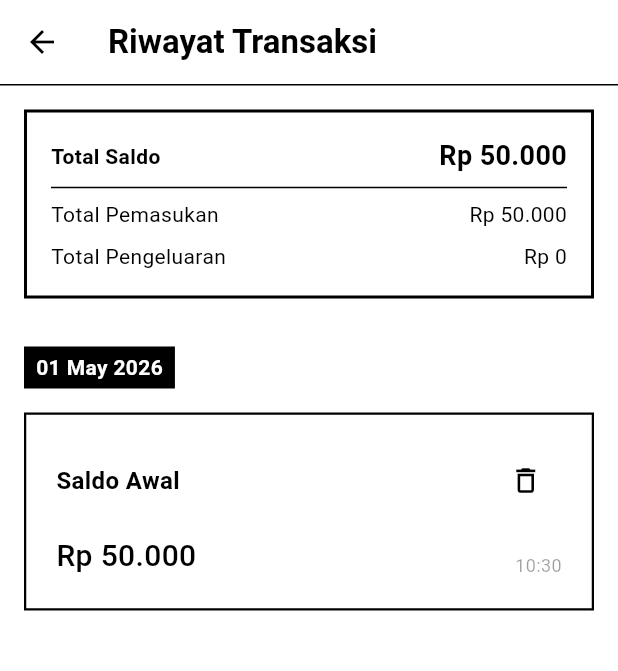
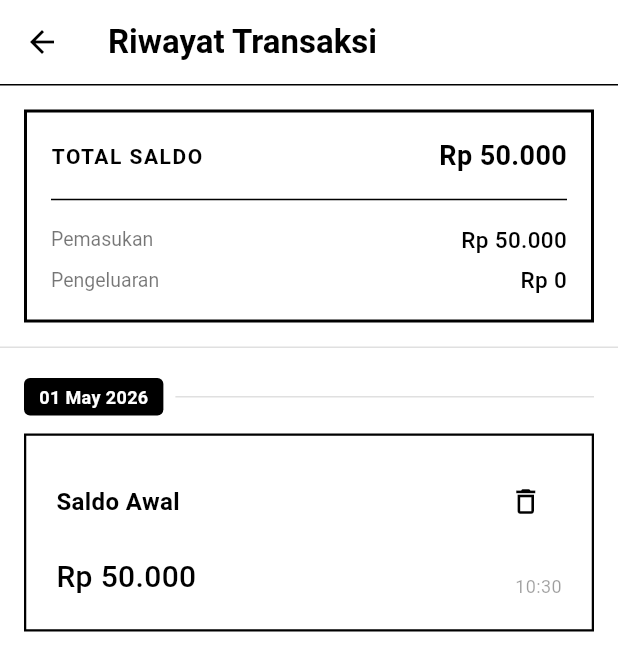
Before and after one commit to hifnikhalid18-lang/Smartkas, a Flutter app: the HistoryScreen screen opened directly, on a phone screen of 412 x 824 dp. Shown: the top 671 px of the screen. Run offline on Flutter 3.47's test engine with Material 3 defaults, Android fonts, the phone set to English and light mode, and no system bars; our stand-ins replace shared_preferences; accounts and stored records are empty.

Commit message:
style: optimize history screen layout and scroll experience

```diff
--- a/lib/screens/history_screen.dart
+++ b/lib/screens/history_screen.dart
@@ -53,36 +53,48 @@ class HistoryScreen extends StatelessWidget {
 
           final dateKeys = groupedTransactions.keys.toList();
 
-          return Padding(
-            padding: const EdgeInsets.all(16.0),
-            child: Column(
+          return Column(
             crossAxisAlignment: CrossAxisAlignment.stretch,
             children: [
-                // Ringkasan Section
-                Container(
+              // Ringkasan Section (Fixed at top)
+              Padding(
+                padding: const EdgeInsets.all(16.0),
+                child: Container(
                   padding: const EdgeInsets.all(16),
                   decoration: BoxDecoration(
+                    color: Colors.white,
                     border: Border.all(color: Colors.black, width: 2),
                   ),
                   child: Column(
                     children: [
-                      _buildSummaryRow('Total Saldo', currencyFormat.format(balance), isBold: true),
-                      const Divider(color: Colors.black),
-                      _buildSummaryRow('Total Pemasukan', currencyFormat.format(income)),
-                      const SizedBox(height: 8),
-                      _buildSummaryRow('Total Pengeluaran', currencyFormat.format(expense)),
+                      _buildSummaryRow('TOTAL SALDO', currencyFormat.format(balance), isBold: true),
+                      const Padding(
+                        padding: EdgeInsets.symmetric(vertical: 8.0),
+                        child: Divider(color: Colors.black, thickness: 1),
+                      ),
+                      _buildSummaryRow('Pemasukan', currencyFormat.format(income)),
+                      const SizedBox(height: 6),
+                      _buildSummaryRow('Pengeluaran', currencyFormat.format(expense)),
                     ],
                   ),
                 ),
-                const SizedBox(height: 24),
+              ),
 
-                // Daftar Terkelompok
+              // Garis pemisah antara ringkasan dan list
+              Container(height: 1, color: Colors.black12),
+
+              // Daftar Terkelompok (Scrollable)
               Expanded(
                 child: transactions.isEmpty
                     ? const Center(
-                          child: Text('Belum ada transaksi'),
+                        child: Text(
+                          'Belum ada transaksi',
+                          style: TextStyle(color: Colors.black38),
+                        ),
                       )
                     : ListView.builder(
+                        padding: const EdgeInsets.symmetric(horizontal: 16.0, vertical: 8.0),
+                        physics: const BouncingScrollPhysics(),
                         itemCount: dateKeys.length,
                         itemBuilder: (context, index) {
                           final dateKey = dateKeys[index];
@@ -93,29 +105,34 @@ class HistoryScreen extends StatelessWidget {
                             children: [
                               // Header Tanggal
                               Padding(
-                                  padding: const EdgeInsets.symmetric(vertical: 8.0),
-                                  child: Container(
-                                    padding: const EdgeInsets.symmetric(horizontal: 8, vertical: 4),
-                                    decoration: const BoxDecoration(
+                                padding: const EdgeInsets.symmetric(vertical: 12.0),
+                                child: Row(
+                                  children: [
+                                    Container(
+                                      padding: const EdgeInsets.symmetric(horizontal: 10, vertical: 4),
+                                      decoration: BoxDecoration(
                                         color: Colors.black,
+                                        borderRadius: BorderRadius.circular(4),
                                       ),
                                       child: Text(
                                         dateKey,
                                         style: const TextStyle(
                                           color: Colors.white,
                                           fontWeight: FontWeight.bold,
-                                        fontSize: 14,
+                                          fontSize: 12,
                                         ),
                                       ),
                                     ),
+                                    const Expanded(child: Divider(indent: 8, color: Colors.black12)),
+                                  ],
                                 ),
-                                const SizedBox(height: 8),
+                              ),
                               // Daftar Item untuk tanggal tersebut
                               ...items.map((transaction) {
                                 return TransactionItem(
                                   title: transaction.title,
                                   amount: currencyFormat.format(transaction.amount),
-                                    date: DateFormat('HH:mm').format(transaction.date), // Tampilkan jam saja karena tanggal sudah di header
+                                  date: DateFormat('HH:mm').format(transaction.date),
                                   onDelete: () => _showDeleteDialog(context, transaction),
                                   onTap: () {
                                     Navigator.push(
@@ -130,14 +147,13 @@ class HistoryScreen extends StatelessWidget {
                                   },
                                 );
                               }).toList(),
-                                const SizedBox(height: 16),
+                              const SizedBox(height: 8),
                             ],
                           );
                         },
                       ),
               ),
             ],
-            ),
           );
         },
       ),
@@ -151,16 +167,18 @@ class HistoryScreen extends StatelessWidget {
         Text(
           label,
           style: TextStyle(
-            color: Colors.black,
+            color: isBold ? Colors.black : Colors.black54,
+            fontSize: isBold ? 14 : 13,
             fontWeight: isBold ? FontWeight.bold : FontWeight.normal,
+            letterSpacing: isBold ? 1.0 : 0.0,
           ),
         ),
         Text(
           value,
           style: TextStyle(
             color: Colors.black,
-            fontWeight: isBold ? FontWeight.bold : FontWeight.normal,
-            fontSize: isBold ? 18 : 14,
+            fontWeight: isBold ? FontWeight.bold : FontWeight.w500,
+            fontSize: isBold ? 18 : 15,
           ),
         ),
       ],
```
Lines whose indentation alone changed are shown as unchanged.
